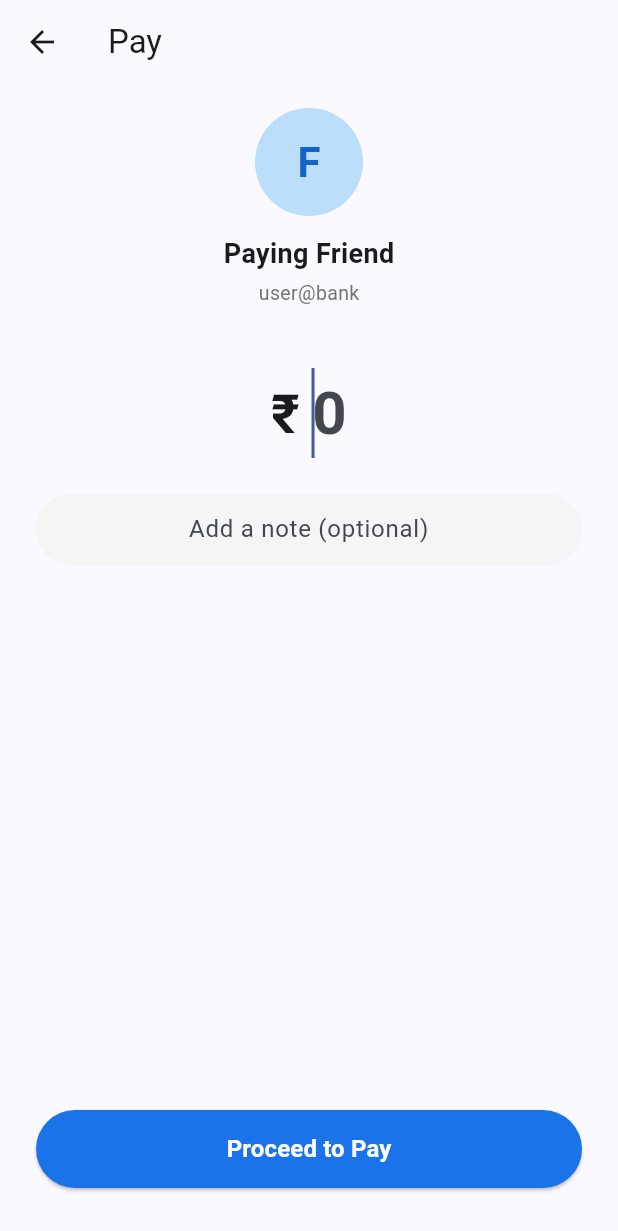
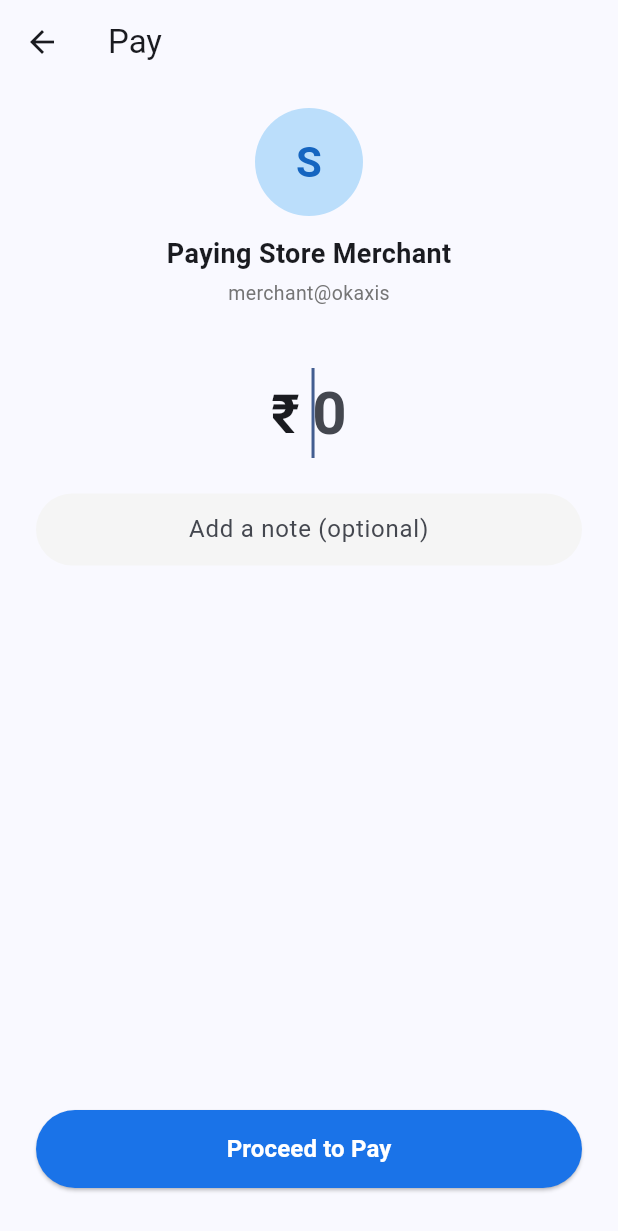
Before and after one commit to sudheeshpunnikrishnan-tech/UPI-UI-CLONE, a Flutter app: the screen it shows after launch, after a tap on "To UPI ID", on a phone screen of 412 x 824 dp. Shown: the top 1231 px of the screen. Run offline on Flutter 3.47's test engine with Material 3 defaults, Android fonts, the phone set to English and light mode, and no system bars; our stand-ins replace flutter_contacts, permission_handler; missing offline and left inert: mobile_scanner.

Commit message:
Update main.dart

```diff
--- a/lib/main.dart
+++ b/lib/main.dart
@@ -1,7 +1,7 @@
 import 'package:flutter/material.dart';
 import 'screens/payment_screen.dart';
 import 'screens/pin_screen.dart';
-import 'screens/success_screen.dart';
+import 'screens/transaction_status_screen.dart';
 import 'screens/scan_qr_screen.dart';
 import 'screens/contact_picker_screen.dart';
 
@@ -42,7 +42,9 @@ class _UPIHomeScreenState extends State<UPIHomeScreen> {
     {'name': 'Grocery Store', 'amount': 450.0, 'date': '24 Oct', 'type': 'debit'},
   ];
 
+  // പേയ്‌മെന്റ് പൂർണ്ണ പ്രക്രിയ കൈകാര്യം ചെയ്യുന്ന ഫംഗ്ഷൻ
   Future<void> _startPaymentFlow(String recipientName, String upiId) async {
+    // 1. എമൗണ്ട് അടിക്കാനുള്ള സ്ക്രീൻ
     final result = await Navigator.push(
       context,
       MaterialPageRoute(
@@ -56,6 +58,7 @@ class _UPIHomeScreenState extends State<UPIHomeScreen> {
     if (result != null && result is double) {
       final double amount = result;
 
+      // ബാലൻസ് തികയുമോ എന്ന് നോക്കുന്നു
       if (amount > accountBalance) {
         if (!mounted) return;
         ScaffoldMessenger.of(context).showSnackBar(
@@ -64,6 +67,7 @@ class _UPIHomeScreenState extends State<UPIHomeScreen> {
         return;
       }
 
+      // 2. പിൻ സ്ക്രീൻ
       if (!mounted) return;
       final bool? pinSuccess = await Navigator.push(
         context,
@@ -75,30 +79,35 @@ class _UPIHomeScreenState extends State<UPIHomeScreen> {
         ),
       );
 
+      // 3. പിൻ അടിച്ചുകഴിഞ്ഞാൽ നേരെ Processing & Status (Success/Failed/Pending) സ്ക്രീനിലേക്ക്
       if (pinSuccess == true && mounted) {
-        setState(() {
-          accountBalance -= amount;
-          recentTransactions.insert(0, {
-            'name': recipientName,
-            'amount': amount,
-            'date': 'Just now',
-            'type': 'debit',
-          });
-        });
-
-        Navigator.push(
+        final bool? isPaymentSuccess = await Navigator.push(
           context,
           MaterialPageRoute(
-            builder: (context) => SuccessScreen(
+            builder: (context) => TransactionStatusScreen(
               recipientName: recipientName,
               amount: amount,
             ),
           ),
         );
+
+        // ഇടപാട് വിജയകരമായാൽ മാത്രം അക്കൗണ്ട് ബാലൻസ് കുറയ്ക്കുകയും ലിസ്റ്റിൽ ചേർക്കുകയും ചെയ്യുന്നു
+        if (isPaymentSuccess == true && mounted) {
+          setState(() {
+            accountBalance -= amount;
+            recentTransactions.insert(0, {
+              'name': recipientName,
+              'amount': amount,
+              'date': 'Just now',
+              'type': 'debit',
+            });
+          });
+        }
       }
     }
   }
 
+  // ഫോൺ നമ്പർ നേരിട്ട് അടിച്ച് പണം അയക്കാനുള്ള ഡയലോഗ് ബോക്സ്
   void _showPhoneNumberDialog() {
     final TextEditingController phoneController = TextEditingController();
     showDialog(
@@ -127,7 +136,7 @@ class _UPIHomeScreenState extends State<UPIHomeScreen> {
                 _startPaymentFlow('User ($text)', '$text@upi');
               } else {
                 ScaffoldMessenger.of(context).showSnackBar(
-                  const SnackBar(content: Text('Enter a valid 10-digit number')),
+                  const SnackBar(content: Text('Please enter a valid 10-digit number')),
                 );
               }
             },
@@ -144,12 +153,23 @@ class _UPIHomeScreenState extends State<UPIHomeScreen> {
       appBar: AppBar(
         title: const Text('UPI Pay', style: TextStyle(fontWeight: FontWeight.bold)),
         elevation: 0,
+        actions: [
+          IconButton(
+            icon: const CircleAvatar(
+              backgroundColor: Colors.blueAccent,
+              child: Icon(Icons.person, color: Colors.white),
+            ),
+            onPressed: () {},
+          ),
+          const SizedBox(width: 8),
+        ],
       ),
       body: SingleChildScrollView(
         padding: const EdgeInsets.all(16.0),
         child: Column(
           crossAxisAlignment: CrossAxisAlignment.start,
           children: [
+            // Bank Balance Card
             Card(
               shape: RoundedRectangleBorder(borderRadius: BorderRadius.circular(16)),
               color: Colors.blue.shade900,
@@ -175,8 +195,12 @@ class _UPIHomeScreenState extends State<UPIHomeScreen> {
               ),
             ),
             const SizedBox(height: 24),
+
+            // Transfer Money Header
             const Text('Transfer Money', style: TextStyle(fontSize: 18, fontWeight: FontWeight.bold)),
             const SizedBox(height: 16),
+
+            // 4 പ്രധാന ആക്ഷൻ ബട്ടണുകൾ
             Row(
               mainAxisAlignment: MainAxisAlignment.spaceAround,
               children: [
@@ -200,11 +224,13 @@ class _UPIHomeScreenState extends State<UPIHomeScreen> {
                 }),
                 _buildActionButton(Icons.phone_android, 'Phone No', _showPhoneNumberDialog),
                 _buildActionButton(Icons.account_balance, 'To UPI ID', () {
-                  _startPaymentFlow('Friend', 'user@bank');
+                  _startPaymentFlow('Store Merchant', 'merchant@okaxis');
                 }),
               ],
             ),
             const SizedBox(height: 32),
+
+            // സമീപകാല ഇടപാടുകളുടെ ലിസ്റ്റ് (Recent Transactions)
             const Text('Recent Transactions', style: TextStyle(fontSize: 18, fontWeight: FontWeight.bold)),
             const SizedBox(height: 12),
             ListView.separated(
```
